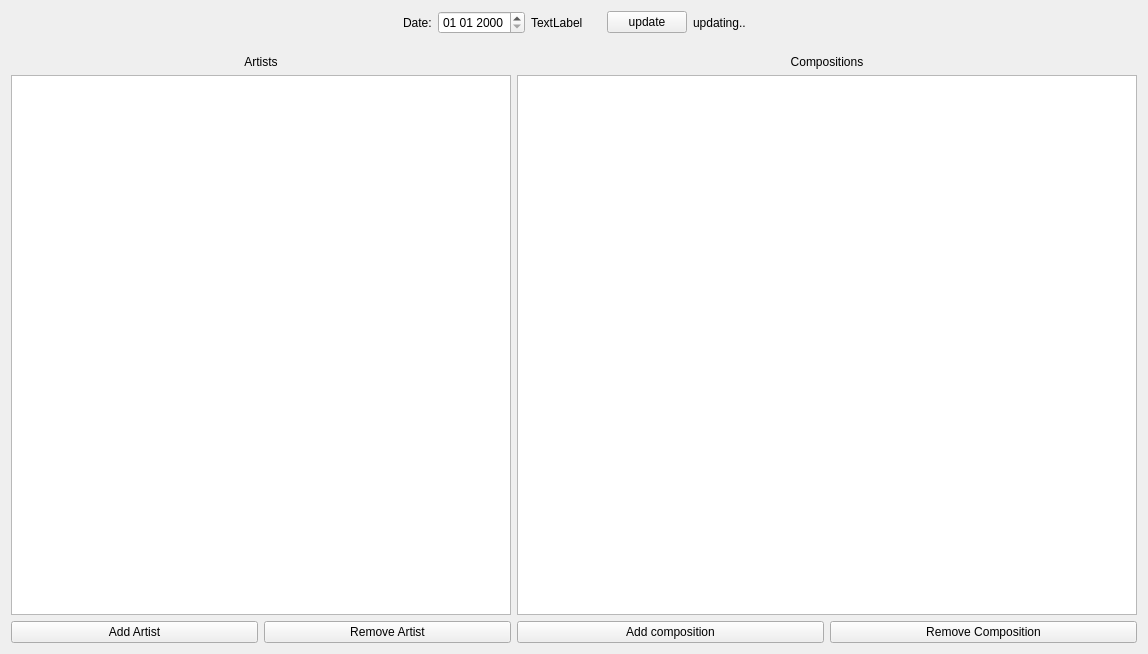
Before: the Qt Designer form MusicChart/mainwindow.ui in SergySanJj/Music-Chart, drawn with Qt 5.
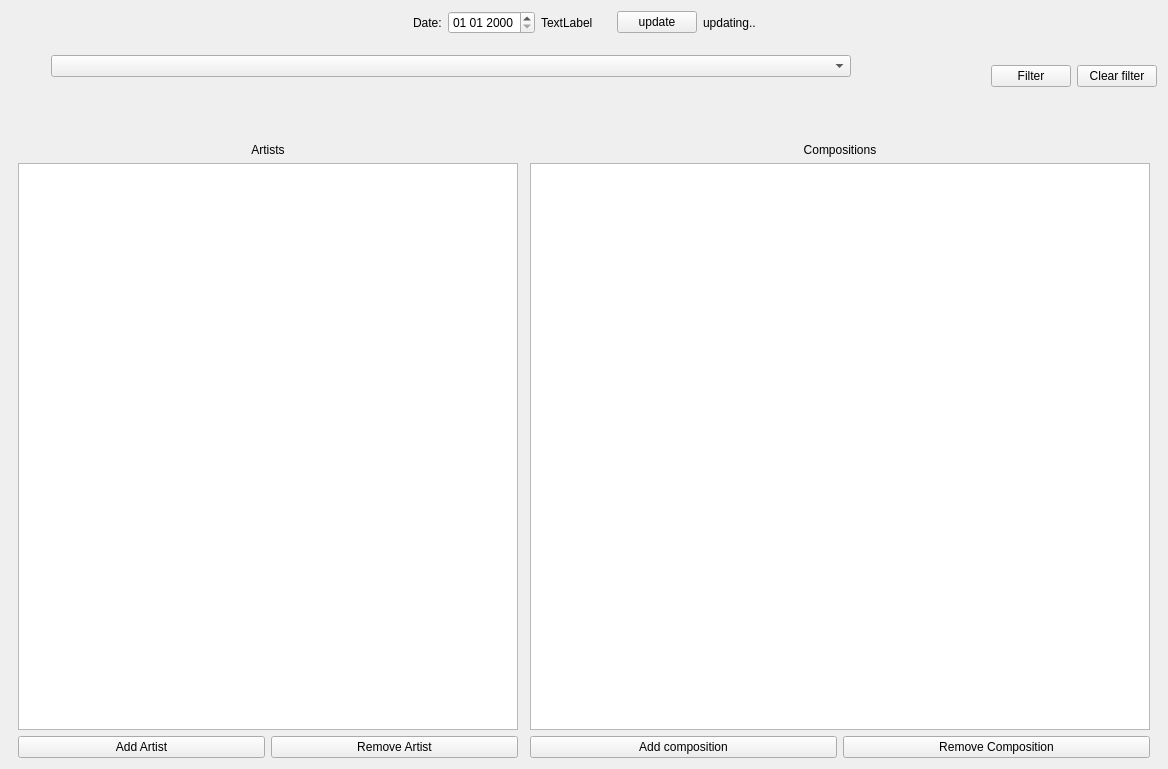
After: the same form once the commit is applied.

```diff
--- a/MusicChart/mainwindow.ui
+++ b/MusicChart/mainwindow.ui
@@ -6,8 +6,8 @@
    <rect>
     <x>0</x>
     <y>0</y>
-    <width>1051</width>
-    <height>654</height>
+    <width>1168</width>
+    <height>769</height>
    </rect>
   </property>
   <property name="windowTitle">
@@ -109,7 +109,7 @@
       </item>
      </layout>
     </item>
-    <item row="2" column="0">
+    <item row="4" column="0">
      <layout class="QHBoxLayout" name="horizontalLayout">
       <item>
        <spacer name="horizontalSpacer_4">
@@ -264,6 +264,104 @@
       </property>
      </spacer>
     </item>
+    <item row="2" column="0">
+     <layout class="QHBoxLayout" name="horizontalLayout_5">
+      <item>
+       <layout class="QVBoxLayout" name="verticalLayout_3">
+        <property name="sizeConstraint">
+         <enum>QLayout::SetDefaultConstraint</enum>
+        </property>
+        <item>
+         <layout class="QHBoxLayout" name="horizontalLayout_11">
+          <item>
+           <spacer name="horizontalSpacer_7">
+            <property name="orientation">
+             <enum>Qt::Horizontal</enum>
+            </property>
+            <property name="sizeHint" stdset="0">
+             <size>
+              <width>40</width>
+              <height>20</height>
+             </size>
+            </property>
+           </spacer>
+          </item>
+          <item>
+           <widget class="QComboBox" name="ArtistFilterBox">
+            <property name="minimumSize">
+             <size>
+              <width>800</width>
+              <height>0</height>
+             </size>
+            </property>
+           </widget>
+          </item>
+         </layout>
+        </item>
+        <item>
+         <layout class="QHBoxLayout" name="GenresLayout">
+          <item>
+           <spacer name="horizontalSpacer_8">
+            <property name="orientation">
+             <enum>Qt::Horizontal</enum>
+            </property>
+            <property name="sizeHint" stdset="0">
+             <size>
+              <width>40</width>
+              <height>20</height>
+             </size>
+            </property>
+           </spacer>
+          </item>
+         </layout>
+        </item>
+       </layout>
+      </item>
+      <item>
+       <spacer name="horizontalSpacer_6">
+        <property name="orientation">
+         <enum>Qt::Horizontal</enum>
+        </property>
+        <property name="sizeHint" stdset="0">
+         <size>
+          <width>40</width>
+          <height>20</height>
+         </size>
+        </property>
+       </spacer>
+      </item>
+      <item>
+       <widget class="QPushButton" name="filterButton">
+        <property name="text">
+         <string>Filter</string>
+        </property>
+       </widget>
+      </item>
+      <item>
+       <widget class="QPushButton" name="clearFilterButton">
+        <property name="text">
+         <string>Clear filter</string>
+        </property>
+       </widget>
+      </item>
+     </layout>
+    </item>
+    <item row="3" column="0">
+     <spacer name="verticalSpacer_2">
+      <property name="orientation">
+       <enum>Qt::Vertical</enum>
+      </property>
+      <property name="sizeType">
+       <enum>QSizePolicy::Fixed</enum>
+      </property>
+      <property name="sizeHint" stdset="0">
+       <size>
+        <width>20</width>
+        <height>40</height>
+       </size>
+      </property>
+     </spacer>
+    </item>
    </layout>
   </widget>
  </widget>
```
